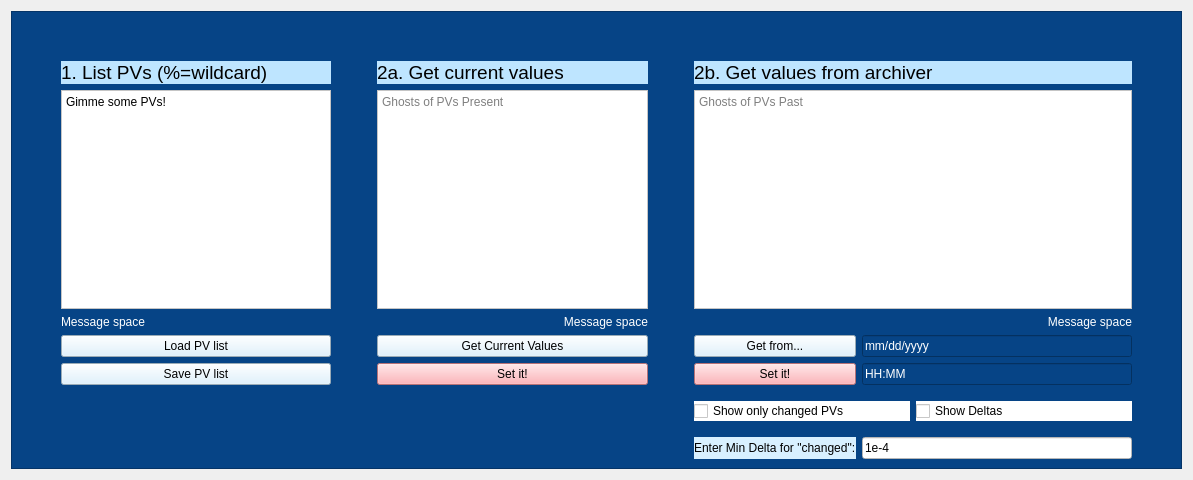
slaclab/PyFixit, file fixit.ui: the form before one commit.
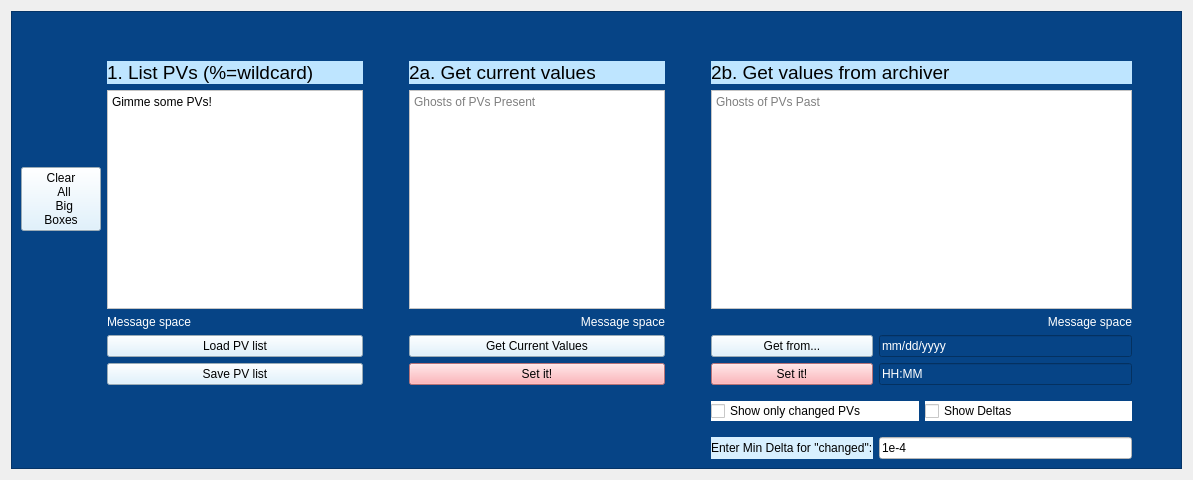
The form after the commit.

Commit message: add clear button for Lisa ;)

Patch:
```diff
--- a/fixit.ui
+++ b/fixit.ui
@@ -387,6 +387,19 @@
           </property>
          </widget>
         </item>
+        <item row="3" column="0">
+         <widget class="QPushButton" name="clearPushButton">
+          <property name="styleSheet">
+           <string notr="true">background-color: rgb(216, 240, 255);</string>
+          </property>
+          <property name="text">
+           <string>Clear
+  All
+  Big
+Boxes</string>
+          </property>
+         </widget>
+        </item>
        </layout>
       </item>
      </layout>
```
The commit also changes 1 other file.
